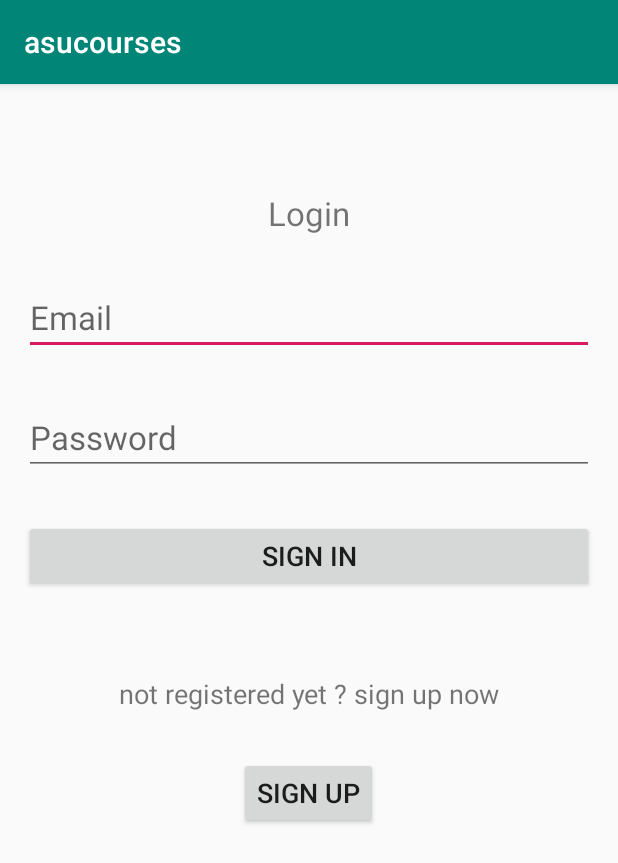
After one commit to catalyzedgrey/ASU-Courses, an Android app: the LoginActivity screen opened directly, with no data from a screen before it, on a phone screen of 412 x 824 dp. The commit adds this screen. Shown: the top 863 px of the screen. Run offline under Robolectric (Android 15) with nearby library versions, the phone set to English and light mode, and no system bars.

Commit message:
adding LoginActivity

```diff
--- a/app/src/main/AndroidManifest.xml
+++ b/app/src/main/AndroidManifest.xml
@@ -9,7 +9,8 @@
         android:roundIcon="@mipmap/ic_launcher_round"
         android:supportsRtl="true"
         android:theme="@style/AppTheme">
-        <activity android:name=".activities.InstructorDetailsActivity"></activity>
+        <activity android:name=".activities.LoginActivity"></activity>
+        <activity android:name=".activities.InstructorDetailsActivity" />
         <activity android:name=".activities.MainActivity">
             <intent-filter>
                 <action android:name="android.intent.action.MAIN" />
--- /dev/null
+++ b/app/src/main/java/com/asu/asucourses/activities/LoginActivity.java
@@ -0,0 +1,47 @@
+package com.asu.asucourses.activities;
+
+import android.support.v7.app.AppCompatActivity;
+import android.os.Bundle;
+import android.view.View;
+import android.widget.Button;
+import android.widget.EditText;
+
+import com.asu.asucourses.R;
+
+public class LoginActivity extends AppCompatActivity {
+    EditText EmailEditText,PasswordEditText;
+    Button SignInBtn,SignUpBtn;
+    @Override
+    protected void onCreate(Bundle savedInstanceState) {
+        super.onCreate(savedInstanceState);
+        setContentView(R.layout.activity_login);
+
+
+        init();
+
+
+        SignUpBtn.setOnClickListener(new View.OnClickListener() {
+            @Override
+            public void onClick(View v) {
+//                startActivity(LoginActivity.this,RegisterActivity.class);
+            }
+        });
+
+
+        SignInBtn.setOnClickListener(new View.OnClickListener() {
+            @Override
+            public void onClick(View v) {
+                //validate inputs
+                //if valid , hn3ml request n verify el account
+            }
+        });
+
+    }
+
+    private void init(){
+        EmailEditText=findViewById(R.id.EmailEditText);
+        PasswordEditText=findViewById(R.id.PasswordEditText);
+        SignInBtn=findViewById(R.id.SignInBtn);
+        SignUpBtn=findViewById(R.id.SignUpBtn);
+    }
+}
--- /dev/null
+++ b/app/src/main/res/layout/activity_login.xml
@@ -0,0 +1,64 @@
+<?xml version="1.0" encoding="utf-8"?>
+<ScrollView xmlns:android="http://schemas.android.com/apk/res/android"
+    xmlns:tools="http://schemas.android.com/tools"
+    android:layout_width="match_parent"
+    android:layout_height="match_parent"
+    tools:context=".activities.LoginActivity">
+    <LinearLayout
+        android:layout_width="match_parent"
+        android:layout_height="wrap_content"
+        android:orientation="vertical"
+        android:padding="16dp">
+        <TextView
+            android:layout_width="match_parent"
+            android:layout_height="wrap_content"
+            android:text="@string/LoginLogo"
+            android:layout_marginTop="55dp"
+            android:textSize="22sp"
+            android:textAlignment="center"/>
+        <EditText
+            android:id="@+id/EmailEditText"
+            android:layout_marginTop="30dp"
+            android:layout_width="match_parent"
+            android:layout_height="wrap_content"
+            android:hint="@string/EmailHint"
+            android:textSize="22sp"
+            android:inputType="textEmailAddress"
+            />
+
+        <EditText
+            android:id="@+id/PasswordEditText"
+            android:layout_marginTop="30dp"
+            android:layout_width="match_parent"
+            android:layout_height="wrap_content"
+            android:textSize="22sp"
+            android:hint="@string/PassHint"
+            android:inputType="textPassword"
+            />
+        <Button
+            android:layout_marginTop="30dp"
+            android:textAlignment="center"
+            android:layout_width="match_parent"
+            android:layout_height="wrap_content"
+            android:textSize="18sp"
+            android:text="@string/SignInBtn"
+            android:id="@+id/SignInBtn"/>
+        <TextView
+            android:layout_width="match_parent"
+            android:layout_height="wrap_content"
+            android:layout_marginTop="55dp"
+            android:textSize="18sp"
+            android:textAlignment="center"
+            android:text="@string/notRegTextView"/>
+        <Button
+            android:textSize="18sp"
+            android:layout_marginTop="30dp"
+            android:layout_gravity="center"
+            android:layout_width="wrap_content"
+            android:layout_height="wrap_content"
+            android:text="@string/SignUpBtn"
+            android:id="@+id/SignUpBtn"
+            />
+    </LinearLayout>
+
+</ScrollView>
--- a/app/src/main/res/values/strings.xml
+++ b/app/src/main/res/values/strings.xml
@@ -1,3 +1,13 @@
 <resources>
     <string name="app_name">asucourses</string>
+
+
+    <!--Strings for the login Activity-->
+    <string name="LoginLogo">Login</string>
+    <string name="EmailHint">Email</string>
+    <string name="PassHint">Password</string>
+    <string name="SignInBtn">Sign in</string>
+    <string name="notRegTextView">not registered yet ? sign up now</string>
+    <string name="SignUpBtn">Sign up</string>
+
 </resources>
```
